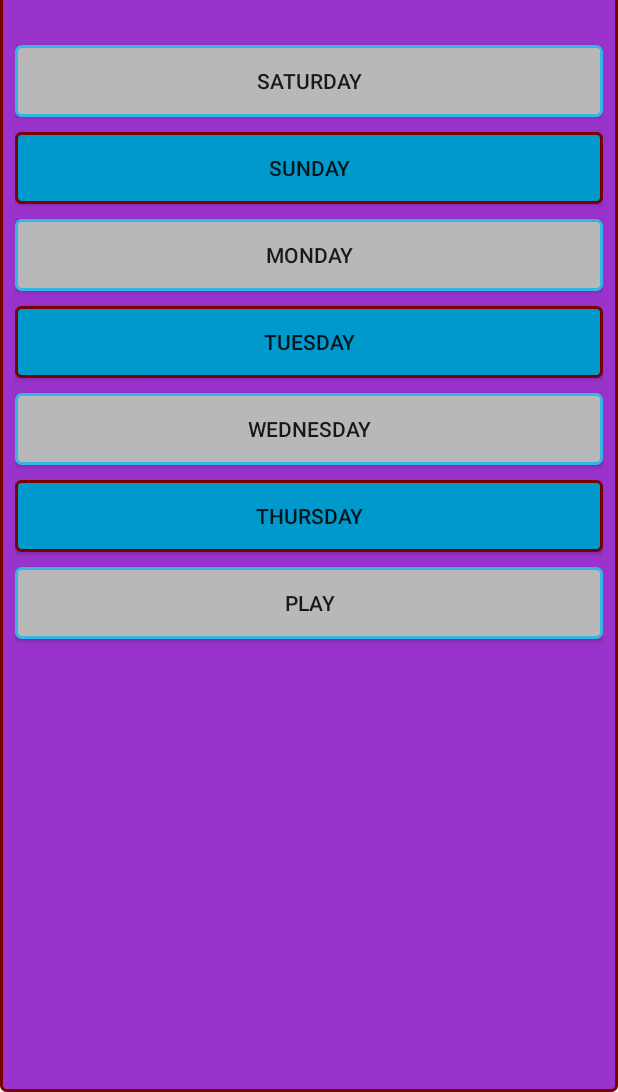
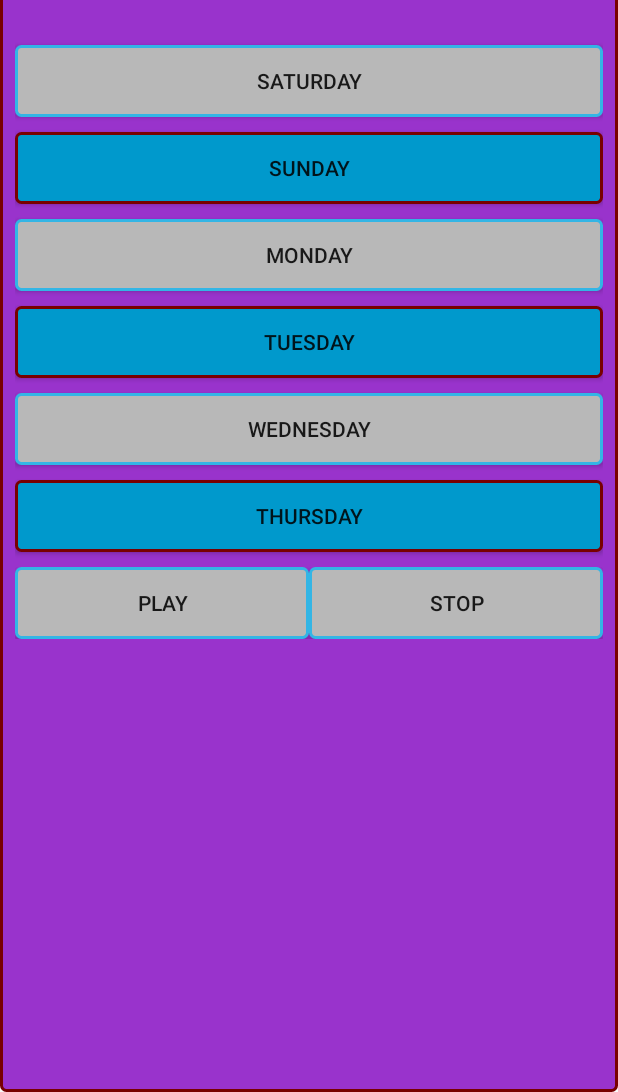
Before and after one commit to mustafiz012/DynamicRoutine, an Android app: the screen it shows after launch (MainActivity), on a phone screen of 412 x 824 dp, the part 144-1236 px from its top. Run offline under Robolectric (Android 15) with nearby library versions, the phone set to English and light mode, and no system bars.

Commit message:
MyService.java works perfectly...new addition_service

```diff
--- a/app/src/main/AndroidManifest.xml
+++ b/app/src/main/AndroidManifest.xml
@@ -47,6 +47,12 @@
             android:configChanges="orientation|screenSize"
             android:label="@string/title_activity_thursday" >
         </activity>
+
+        <service
+            android:name=".MyService"
+            android:enabled="true"
+            android:exported="true" >
+        </service>
     </application>
 
 </manifest>
--- a/app/src/main/java/routine/kuet/musta/MainActivity.java
+++ b/app/src/main/java/routine/kuet/musta/MainActivity.java
@@ -1,25 +1,18 @@
 package routine.kuet.musta;
 
-import android.content.Context;
 import android.content.Intent;
-import android.content.SharedPreferences;
-import android.preference.PreferenceManager;
+import android.media.MediaPlayer;
 import android.support.v7.app.ActionBarActivity;
 import android.os.Bundle;
-import android.view.LayoutInflater;
-import android.view.Menu;
-import android.view.MenuItem;
+import android.util.Log;
 import android.view.View;
-import android.view.ViewGroup;
 import android.widget.Button;
-import android.widget.LinearLayout;
-import android.widget.ScrollView;
-import android.widget.Toast;
 
 
 public class MainActivity extends ActionBarActivity implements View.OnClickListener {
 
-	Button saturday, sunday, monday, tuesday, wednesday, thursday, play;
+	Button saturday, sunday, monday, tuesday, wednesday, thursday, play, stop;
+	private static final String Tag = "MainActivity";
 	@Override
 	protected void onCreate(Bundle savedInstanceState) {
 		super.onCreate(savedInstanceState);
@@ -34,7 +27,8 @@ public class MainActivity extends ActionBarActivity implements View.OnClickListe
 		tuesday = (Button) findViewById(R.id.tuesday);
 		wednesday = (Button) findViewById(R.id.wednesday);
 		thursday = (Button) findViewById(R.id.thursday);
-		play = (Button) findViewById(R.id.song);
+		play = (Button) findViewById(R.id.songStart);
+		stop = (Button) findViewById(R.id.songStop);
 		saturday.setOnClickListener(this);
 		sunday.setOnClickListener(this);
 		monday.setOnClickListener(this);
@@ -42,6 +36,7 @@ public class MainActivity extends ActionBarActivity implements View.OnClickListe
 		wednesday.setOnClickListener(this);
 		thursday.setOnClickListener(this);
 		play.setOnClickListener(this);
+		stop.setOnClickListener(this);
 	}
 
 	@Override
@@ -59,7 +54,12 @@ public class MainActivity extends ActionBarActivity implements View.OnClickListe
 		else if (v == thursday)
 			startActivity(new Intent(this, Thursday.class));
 		else if(v == play){
-			Toast.makeText(MainActivity.this, "This will play my favourite song!!", Toast.LENGTH_SHORT).show();
+			Log.d(Tag, "starting service!!");
+			startService(new Intent(this, MyService.class));
+		}
+		else if(v == stop){
+			Log.d(Tag, "stopping service!!");
+			stopService(new Intent(this, MyService.class));
 		}
 	}
 }
--- a/app/src/main/res/layout/activity_main.xml
+++ b/app/src/main/res/layout/activity_main.xml
@@ -84,16 +84,32 @@
                    android:id="@+id/thursday"
                    android:layout_below="@+id/wednesday"
                    android:layout_centerHorizontal="true"/>
-               <Button
-                   android:layout_width="fill_parent"
-                   android:layout_height="wrap_content"
-                   android:text="Play"
-                   android:background="@drawable/custom_bg_22"
-                   android:layout_marginTop="10dp"
-                   android:layout_marginBottom="20dp"
-                   android:id="@+id/song"
-                   android:layout_below="@+id/thursday"
-                   android:layout_centerHorizontal="true"/>
+               <LinearLayout android:layout_width="fill_parent"
+                             android:orientation="horizontal"
+                             android:weightSum="100"
+                             android:layout_marginTop="10dp"
+                             android:layout_height="wrap_content">
+                   <Button
+                       android:layout_width="wrap_content"
+                       android:layout_height="wrap_content"
+                       android:text="Play"
+                       android:layout_weight="50"
+                       android:background="@drawable/custom_bg_22"
+                       android:id="@+id/songStart"
+                       android:layout_alignParentTop="true"
+                       android:layout_alignParentLeft="true"
+                       android:layout_alignParentStart="true"/>
+                   <Button
+                       android:layout_width="wrap_content"
+                       android:layout_height="wrap_content"
+                       android:text="Stop"
+                       android:layout_weight="50"
+                       android:background="@drawable/custom_bg_22"
+                       android:id="@+id/songStop"
+                       android:layout_alignParentTop="true"
+                       android:layout_alignParentRight="true"
+                       android:layout_alignParentEnd="true"/>
+               </LinearLayout>
            </LinearLayout>
        </ScrollView>
 
--- a/app/src/main/res/values/strings.xml
+++ b/app/src/main/res/values/strings.xml
@@ -27,5 +27,6 @@
     <color name="red6">#A00000</color>
     <color name="red7">#A80000</color>
     <color name="deepR">#990066</color>
+    <string name="title_activity_music">Music</string>
 
 </resources>
```
Also changed, not shown: app/src/main/java/routine/kuet/musta/MyService.java (added, +40 -0 lines), app/src/main/res/menu/menu_music.xml (added, +9 -0 lines), 4 other files.
